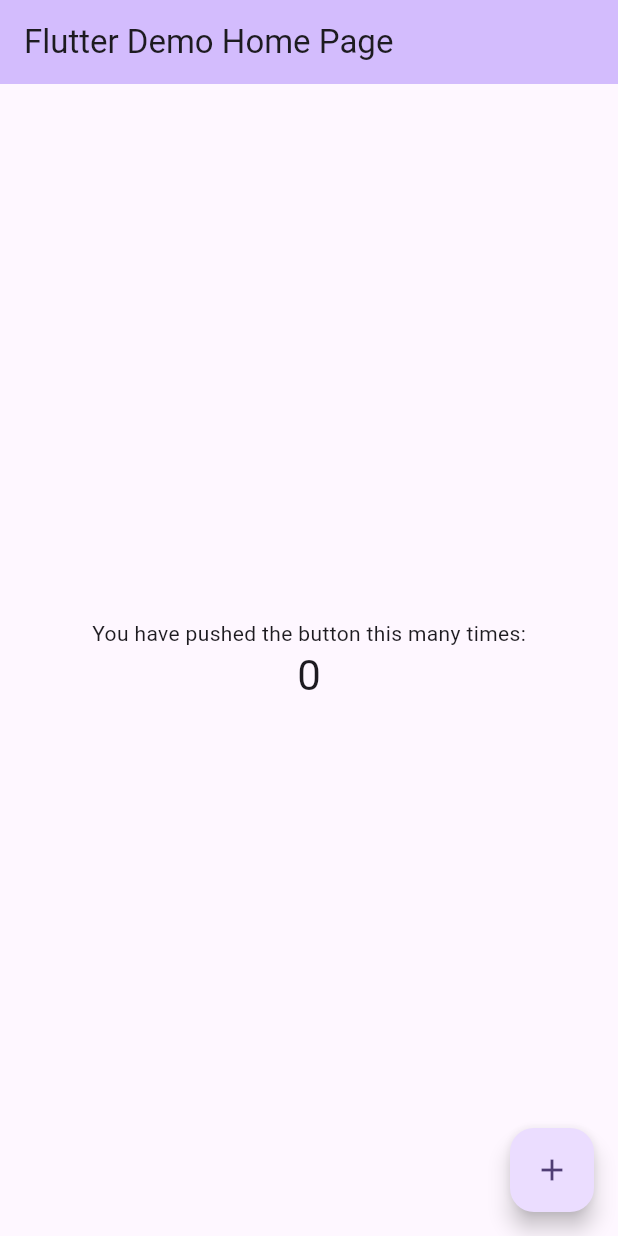
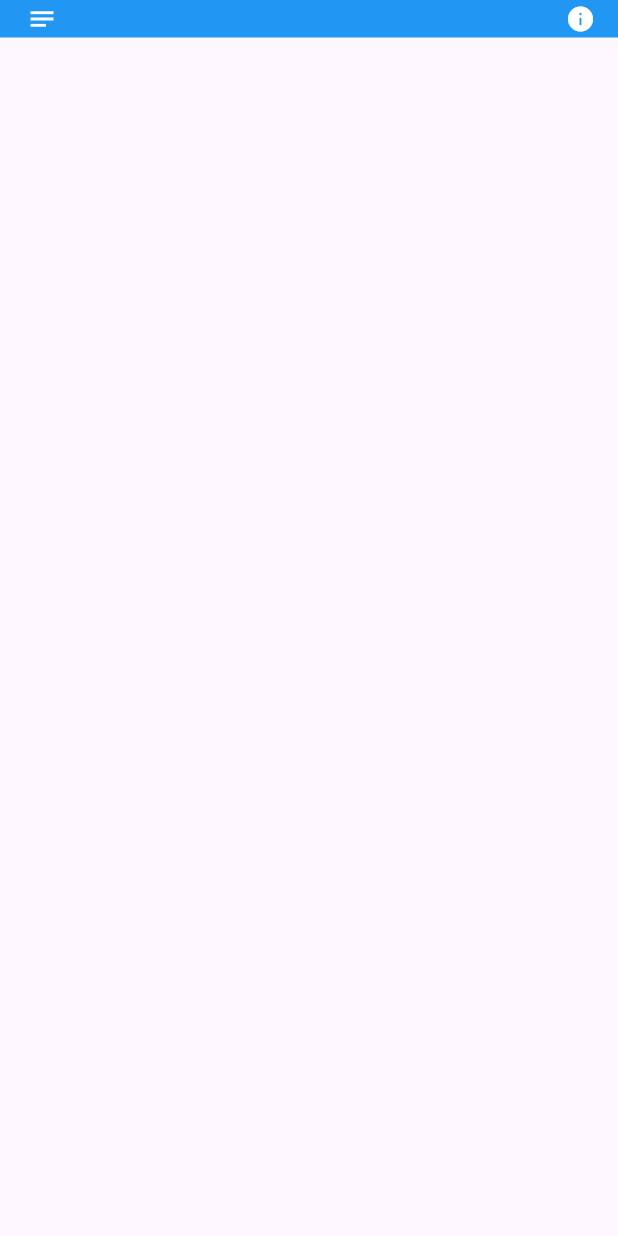
Before and after one commit to ahinsa-1111/flutter_loan_calculator_app, a Flutter app: the screen it shows after launch, on a phone screen of 412 x 824 dp. Run offline on Flutter 3.47's test engine with Material 3 defaults, Android fonts, the phone set to English and light mode, and no system bars.

Commit message:
commit_02

```diff
--- a/lib/main.dart
+++ b/lib/main.dart
@@ -1,125 +1,39 @@
 import 'package:flutter/material.dart';
 
-void main() {
-  runApp(const MyApp());
+void main() => runApp(MaterialApp(
+      home: HomePage(),
+      debugShowCheckedModeBanner: false,
+    ));
+
+class HomePage extends StatefulWidget {
+  @override
+  _HomePageState createState() => _HomePageState();
 }
 
-class MyApp extends StatelessWidget {
-  const MyApp({super.key});
-
-  // This widget is the root of your application.
+class _HomePageState extends State<HomePage> {
   @override
   Widget build(BuildContext context) {
-    return MaterialApp(
-      title: 'Flutter Demo',
-      theme: ThemeData(
-        // This is the theme of your application.
-        //
-        // TRY THIS: Try running your application with "flutter run". You'll see
-        // the application has a purple toolbar. Then, without quitting the app,
-        // try changing the seedColor in the colorScheme below to Colors.green
-        // and then invoke "hot reload" (save your changes or press the "hot
-        // reload" button in a Flutter-supported IDE, or press "r" if you used
-        // the command line to start the app).
-        //
-        // Notice that the counter didn't reset back to zero; the application
-        // state is not lost during the reload. To reset the state, use hot
-        // restart instead.
-        //
-        // This works for code too, not just values: Most code changes can be
-        // tested with just a hot reload.
-        colorScheme: ColorScheme.fromSeed(seedColor: Colors.deepPurple),
-        useMaterial3: true,
+    return Scaffold(
+      appBar: AppBar(
+        leading: Icon(
+          Icons.notes,
+          size: 20,
+          color: Colors.white,
+        ),
+        toolbarHeight: 25,
+        backgroundColor: Colors.blue,
+        elevation: 0,
+        actions: [
+          Padding(
+            padding: const EdgeInsets.only(right: 15.0),
+            child: Icon(
+              Icons.info,
+              size: 20,
+              color: Colors.white,
+            ),
+          )
+        ],
       ),
-      home: const MyHomePage(title: 'Flutter Demo Home Page'),
     );
   }
 }
-
-class MyHomePage extends StatefulWidget {
-  const MyHomePage({super.key, required this.title});
-
-  // This widget is the home page of your application. It is stateful, meaning
-  // that it has a State object (defined below) that contains fields that affect
-  // how it looks.
-
-  // This class is the configuration for the state. It holds the values (in this
-  // case the title) provided by the parent (in this case the App widget) and
-  // used by the build method of the State. Fields in a Widget subclass are
-  // always marked "final".
-
-  final String title;
-
-  @override
-  State<MyHomePage> createState() => _MyHomePageState();
-}
-
-class _MyHomePageState extends State<MyHomePage> {
-  int _counter = 0;
-
-  void _incrementCounter() {
-    setState(() {
-      // This call to setState tells the Flutter framework that something has
-      // changed in this State, which causes it to rerun the build method below
-      // so that the display can reflect the updated values. If we changed
-      // _counter without calling setState(), then the build method would not be
-      // called again, and so nothing would appear to happen.
-      _counter++;
-    });
-  }
-
-  @override
-  Widget build(BuildContext context) {
-    // This method is rerun every time setState is called, for instance as done
-    // by the _incrementCounter method above.
-    //
-    // The Flutter framework has been optimized to make rerunning build methods
-    // fast, so that you can just rebuild anything that needs updating rather
-    // than having to individually change instances of widgets.
-    return Scaffold(
-      appBar: AppBar(
-        // TRY THIS: Try changing the color here to a specific color (to
-        // Colors.amber, perhaps?) and trigger a hot reload to see the AppBar
-        // change color while the other colors stay the same.
-        backgroundColor: Theme.of(context).colorScheme.inversePrimary,
-        // Here we take the value from the MyHomePage object that was created by
-        // the App.build method, and use it to set our appbar title.
-        title: Text(widget.title),
-      ),
-      body: Center(
-        // Center is a layout widget. It takes a single child and positions it
-        // in the middle of the parent.
-        child: Column(
-          // Column is also a layout widget. It takes a list of children and
-          // arranges them vertically. By default, it sizes itself to fit its
-          // children horizontally, and tries to be as tall as its parent.
-          //
-          // Column has various properties to control how it sizes itself and
-          // how it positions its children. Here we use mainAxisAlignment to
-          // center the children vertically; the main axis here is the vertical
-          // axis because Columns are vertical (the cross axis would be
-          // horizontal).
-          //
-          // TRY THIS: Invoke "debug painting" (choose the "Toggle Debug Paint"
-          // action in the IDE, or press "p" in the console), to see the
-          // wireframe for each widget.
-          mainAxisAlignment: MainAxisAlignment.center,
-          children: <Widget>[
-            const Text(
-              'You have pushed the button this many times:',
-            ),
-            Text(
-              '$_counter',
-              style: Theme.of(context).textTheme.headlineMedium,
-            ),
-          ],
-        ),
-      ),
-      floatingActionButton: FloatingActionButton(
-        onPressed: _incrementCounter,
-        tooltip: 'Increment',
-        child: const Icon(Icons.add),
-      ), // This trailing comma makes auto-formatting nicer for build methods.
-    );
-  }
-}
```
